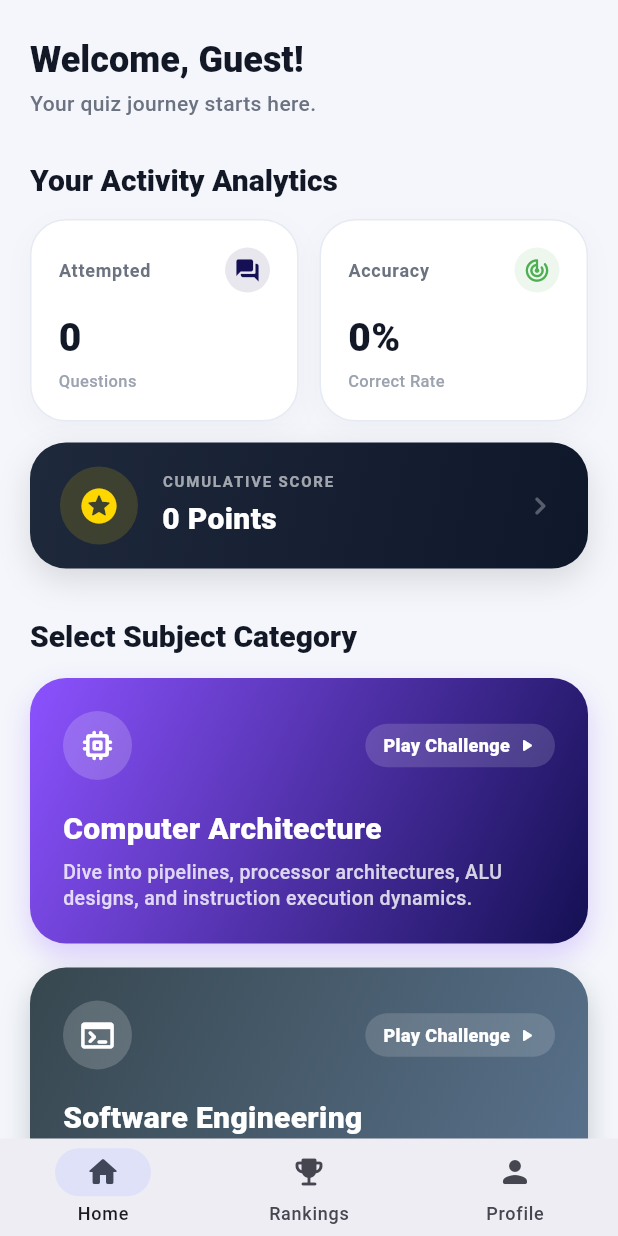
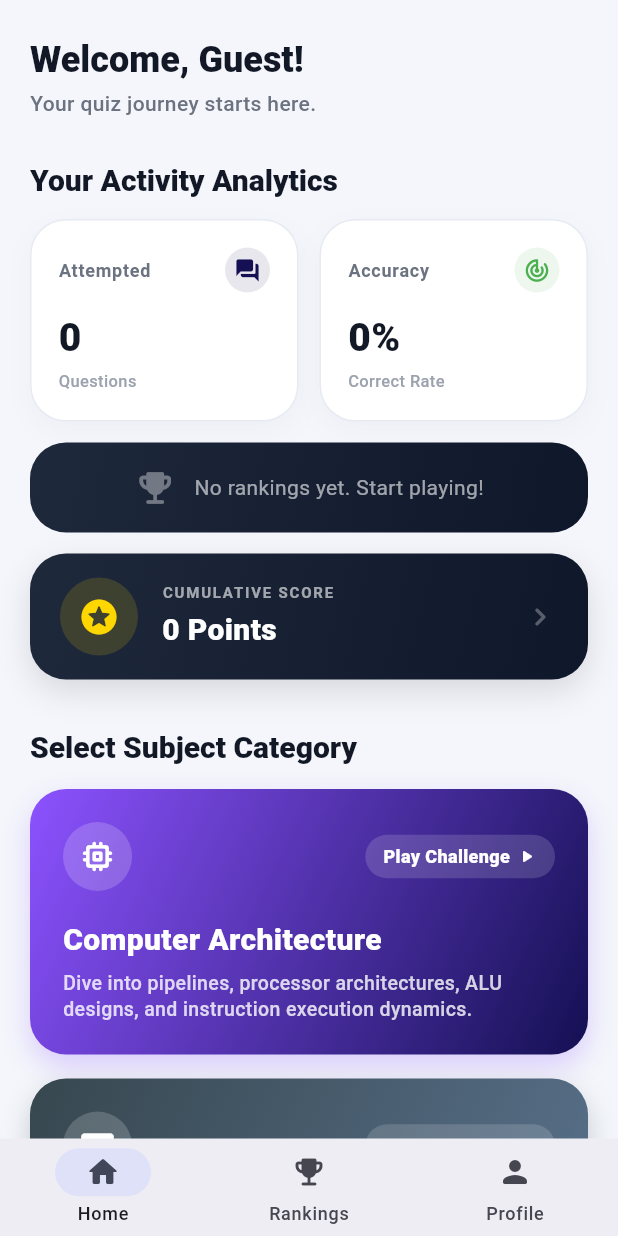
Before and after one commit to charleskwame/Gamified-Quiz-Application, a Flutter app: the screen it shows after launch, on a phone screen of 412 x 824 dp. Run offline on Flutter 3.47's test engine with Material 3 defaults, Android fonts, the phone set to English and light mode, and no system bars; our stand-ins replace cloud_firestore, firebase_auth, firebase_core, fl_chart, flutter_local_notifications, flutter_markdown and 7 more; accounts and stored records are empty.

Commit message:
The leaderboard carousel has been implemented. It appears on the quiz home screen between the Analytics cards and the Cumulative Score card, featuring:
- **Top Streak** — user with highest streak (hidden if everyone has 0)
- **Highest Score** — user with most total points
- **Computer Architecture** — top scorer in that subject
- **Software Engineering** — top scorer in that subject
- **Computer Networking** — top scorer in that subject

Each card matches the `ScoreDashboardCard` shape (gradient, border radius, shadow), shows the user's avatar/name/reason, and the carousel auto-scrolls every 4 seconds with dot indicators.

```diff
--- a/lib/models/user_rank.dart
+++ b/lib/models/user_rank.dart
@@ -8,6 +8,7 @@ class UserRank {
   final int computerArchitecturePoints;
   final int computerNetworkingPoints;
   final int softwareEngineeringPoints;
+  final int streakNumber;
   final String? avatarUrl;
 
   UserRank({
@@ -18,6 +19,7 @@ class UserRank {
     required this.computerArchitecturePoints,
     required this.computerNetworkingPoints,
     required this.softwareEngineeringPoints,
+    required this.streakNumber,
     this.avatarUrl,
   });
 
@@ -31,6 +33,7 @@ class UserRank {
       computerArchitecturePoints: data['computerArchitecturePoints'] ?? 0,
       computerNetworkingPoints: data['computerNetworkingPoints'] ?? 0,
       softwareEngineeringPoints: data['softwareEngineeringPoints'] ?? 0,
+      streakNumber: data['streakNumber'] ?? 0,
       avatarUrl: data['avatarUrl'] as String?,
     );
   }
--- a/lib/screens/quiz_home_screen.dart
+++ b/lib/screens/quiz_home_screen.dart
@@ -4,6 +4,7 @@ import 'package:firebase_auth/firebase_auth.dart';
 import '../widgets/home/analytics_card.dart';
 import '../widgets/home/score_dashboard_card.dart';
 import '../widgets/home/modern_course_card.dart';
+import '../widgets/home/leaderboard_carousel.dart';
 import '../widgets/streak_card_modal.dart';
 import 'challenge_select_screen.dart';
 import 'analytics_screen.dart';
@@ -227,6 +228,8 @@ class QuizHomePage extends StatelessWidget {
                 ],
               ),
               const SizedBox(height: 14),
+              const LeaderboardCarousel(),
+              const SizedBox(height: 14),
               ScoreDashboardCard(
                 totalScore: totalScore,
                 onPressed: onNavigateToRanks,
--- /dev/null
+++ b/lib/widgets/home/leaderboard_carousel.dart
@@ -0,0 +1,207 @@
+import 'dart:async';
+import 'package:flutter/material.dart';
+import 'package:flutter_svg/flutter_svg.dart';
+import '../../models/user_rank.dart';
+import '../../services/database_service.dart';
+import 'leaderboard_card.dart';
+
+/// A horizontally scrolling carousel that highlights top performers:
+/// - Highest streak
+/// - Highest total score
+/// - Highest points in each subject (Computer Architecture, Software Engineering, Computer Networking)
+///
+/// Cards auto-advance every 4 seconds and use the same gradient/shape as ScoreDashboardCard.
+class LeaderboardCarousel extends StatefulWidget {
+  const LeaderboardCarousel({super.key});
+
+  @override
+  State<LeaderboardCarousel> createState() => _LeaderboardCarouselState();
+}
+
+class _LeaderboardCarouselState extends State<LeaderboardCarousel> {
+  final DatabaseService _dbService = DatabaseService();
+  final PageController _pageController = PageController();
+  Timer? _autoScrollTimer;
+  int _currentPage = 0;
+
+  @override
+  void dispose() {
+    _autoScrollTimer?.cancel();
+    _pageController.dispose();
+    super.dispose();
+  }
+
+  void _startAutoScroll(int totalCards) {
+    _autoScrollTimer?.cancel();
+    if (totalCards <= 1) return;
+
+    _autoScrollTimer = Timer.periodic(const Duration(seconds: 4), (timer) {
+      if (!mounted) {
+        timer.cancel();
+        return;
+      }
+      final nextPage = (_currentPage + 1) % totalCards;
+      _pageController.animateToPage(
+        nextPage,
+        duration: const Duration(milliseconds: 400),
+        curve: Curves.easeInOut,
+      );
+    });
+  }
+
+  @override
+  Widget build(BuildContext context) {
+    return StreamBuilder<List<UserRank>>(
+      stream: _dbService.getRankingsStream(),
+      builder: (context, snapshot) {
+        if (snapshot.connectionState == ConnectionState.waiting) {
+          return const SizedBox(
+            height: 80,
+            child: Center(child: CircularProgressIndicator()),
+          );
+        }
+
+        final rankings = snapshot.data ?? [];
+
+        if (rankings.isEmpty) {
+          return Container(
+            width: double.infinity,
+            padding: const EdgeInsets.symmetric(horizontal: 20, vertical: 16),
+            decoration: BoxDecoration(
+              gradient: const LinearGradient(
+                colors: [Color(0xFF1E293B), Color(0xFF0F172A)],
+                begin: Alignment.topLeft,
+                end: Alignment.bottomRight,
+              ),
+              borderRadius: BorderRadius.circular(24),
+            ),
+            child: const Row(
+              mainAxisAlignment: MainAxisAlignment.center,
+              children: [
+                Icon(
+                  Icons.emoji_events_rounded,
+                  color: Colors.white38,
+                  size: 28,
+                ),
+                SizedBox(width: 12),
+                Text(
+                  'No rankings yet. Start playing!',
+                  style: TextStyle(color: Colors.white60, fontSize: 14),
+                ),
+              ],
+            ),
+          );
+        }
+
+        // Compute top performers
+        final topStreak = rankings.reduce(
+          (a, b) => a.streakNumber >= b.streakNumber ? a : b,
+        );
+        final topScore = rankings.reduce((a, b) => a.score >= b.score ? a : b);
+        final topCA = rankings.reduce(
+          (a, b) => a.computerArchitecturePoints >= b.computerArchitecturePoints
+              ? a
+              : b,
+        );
+        final topSE = rankings.reduce(
+          (a, b) => a.softwareEngineeringPoints >= b.softwareEngineeringPoints
+              ? a
+              : b,
+        );
+        final topCN = rankings.reduce(
+          (a, b) =>
+              a.computerNetworkingPoints >= b.computerNetworkingPoints ? a : b,
+        );
+
+        final cards = <Widget>[
+          if (topStreak.streakNumber > 0)
+            LeaderboardCard(
+              titleLabel: 'TOP STREAK',
+              userName: topStreak.name,
+              statValue: '${topStreak.streakNumber}-Day Streak',
+              avatarUrl: topStreak.avatarUrl,
+              icon: Icons.local_fire_department_rounded,
+            ),
+          LeaderboardCard(
+            titleLabel: 'HIGHEST SCORE',
+            userName: topScore.name,
+            statValue: '${topScore.score} Points',
+            avatarUrl: topScore.avatarUrl,
+            icon: Icons.emoji_events_rounded,
+          ),
+          LeaderboardCard(
+            titleLabel: 'COMPUTER ARCHITECTURE',
+            userName: topCA.name,
+            statValue: '${topCA.computerArchitecturePoints} Points',
+            avatarUrl: topCA.avatarUrl,
+            icon: Icons.memory_rounded,
+          ),
+          LeaderboardCard(
+            titleLabel: 'SOFTWARE ENGINEERING',
+            userName: topSE.name,
+            statValue: '${topSE.softwareEngineeringPoints} Points',
+            avatarUrl: topSE.avatarUrl,
+            icon: Icons.terminal_rounded,
+          ),
+          LeaderboardCard(
+            titleLabel: 'COMPUTER NETWORKING',
+            userName: topCN.name,
+            statValue: '${topCN.computerNetworkingPoints} Points',
+            avatarUrl: topCN.avatarUrl,
+            icon: Icons.lan_rounded,
+          ),
+        ];
+
+        // Start auto-scroll after first build
+        WidgetsBinding.instance.addPostFrameCallback((_) {
+          _startAutoScroll(cards.length);
+        });
+
+        return Column(
+          children: [
+            SizedBox(
+              height: 90,
+              child: PageView.builder(
+                controller: _pageController,
+                itemCount: cards.length,
+                onPageChanged: (page) {
+                  setState(() {
+                    _currentPage = page;
+                  });
+                },
+                itemBuilder: (context, index) {
+                  return Padding(
+                    padding: const EdgeInsets.symmetric(horizontal: 2),
+                    child: cards[index],
+                  );
+                },
+              ),
+            ),
+            if (cards.length > 1) ...[
+              const SizedBox(height: 10),
+              // Dot indicators
+              Row(
+                mainAxisAlignment: MainAxisAlignment.center,
+                children: List.generate(cards.length, (index) {
+                  final isActive = index == _currentPage;
+                  return AnimatedContainer(
+                    duration: const Duration(milliseconds: 300),
+                    margin: const EdgeInsets.symmetric(horizontal: 4),
+                    width: isActive ? 20 : 8,
+                    height: 8,
+                    decoration: BoxDecoration(
+                      color: isActive
+                          ? const Color(0xFF1E293B)
+                          : const Color(0xFF1E293B).withValues(alpha: 0.3),
+                      borderRadius: BorderRadius.circular(4),
+                    ),
+                  );
+                }),
+              ),
+            ],
+          ],
+        );
+      },
+    );
+  }
+}
```
Also changed, not shown: lib/widgets/home/leaderboard_card.dart (added, +113 -0 lines).
